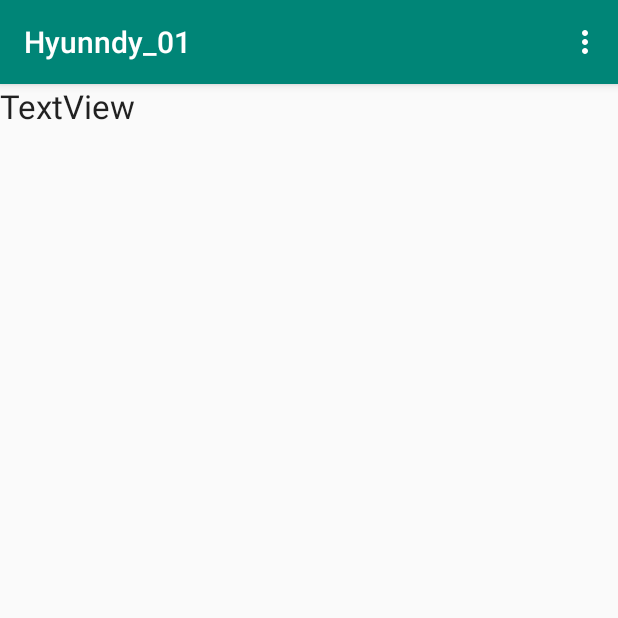
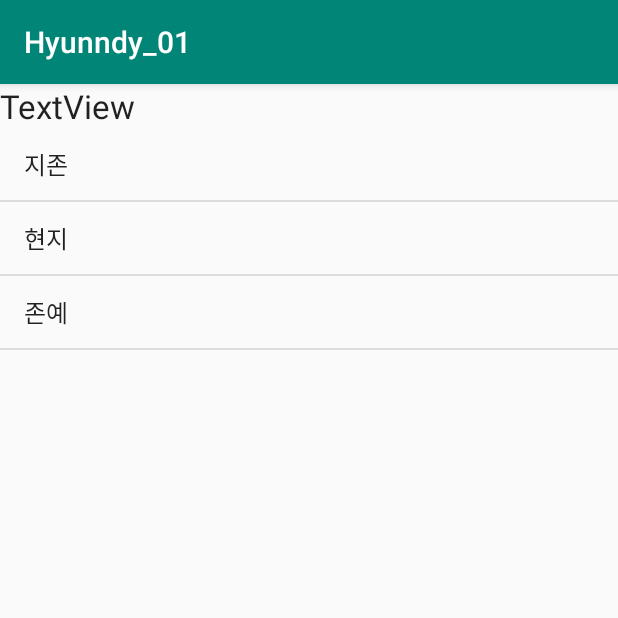
Before and after one commit to Hyunndy/Hyunndy_AndroidProject_001, an Android app: the screen it shows after launch (MainActivity), on a phone screen of 412 x 824 dp, the top half of it. Run offline under Robolectric (Android 15) with nearby library versions, the phone set to English and light mode, and no system bars.

Commit message:
for Studying ContextMenu

```diff
--- a/app/src/main/java/com/example/hyunndy_01/MainActivity.kt
+++ b/app/src/main/java/com/example/hyunndy_01/MainActivity.kt
@@ -14,56 +14,88 @@ import org.w3c.dom.Text
 
 class MainActivity : AppCompatActivity() {
 
-   // var data1 = arrayOf("지존", "현지", "존예")
-    //var data2 = arrayOf("슬림쿡", "다이어트", "도시락")
+     var data1 = arrayOf("지존", "현지", "존예")
+     //var data2 = arrayOf("슬림쿡", "다이어트", "도시락")
 
 
     override fun onCreate(savedInstanceState: Bundle?) {
         super.onCreate(savedInstanceState)
         setContentView(R.layout.activity_main)
+
+        var adapter = ArrayAdapter(this, android.R.layout.simple_list_item_1, data1)
+        listview.adapter = adapter
+
+        listview.setOnItemClickListener { parent, view, position, id ->
+            textView.text = "${position} 번째 항목을 터치했습니다."
+        }
+
+
+        // 1. 컨텍스트 메뉴를 뷰에 세팅
+        registerForContextMenu(textView)
+        registerForContextMenu(listview)
     }
 
-    override fun onCreateOptionsMenu(menu: Menu?): Boolean {
 
-        //1. xml로 메뉴 생성 메뉴 생성은 menuInflater
-       // menuInflater.inflate(R.menu.optionmenu, menu)
+    // 두번째 매개변수가 유저가 길게 누른 View.
+    // 만약에 리스트뷰의 항목마다 컨텍스트메뉴를 다르게 가고싶다면, 선택한 항목이 리스트뷰의 몇번째 항목인지는 menuInfo 매개변수로 넝머온다.
+    override fun onCreateContextMenu(
+        menu: ContextMenu?,
+        v: View?,
+        menuInfo: ContextMenu.ContextMenuInfo?
+    ) {
+        super.onCreateContextMenu(menu, v, menuInfo)
 
+        when(v?.id)
+        {
+            R.id.textView -> {
+                menu?.setHeaderTitle("텍스트뷰의 메뉴") // 컨텍스트뷰의 제목
+                menuInflater.inflate(R.menu.textview_menu, menu) // xml파일로 만들어준 menu
+            }
+            R.id.listview ->
+            {
+                menu?.setHeaderTitle("리스트뷰의 메뉴")
+                menuInflater.inflate(R.menu.listview_menu,menu)
 
-        //2. 코드로 생성하기.
-        menu?.add(Menu.NONE, Menu.FIRST + 1, Menu.NONE, "코드메뉴1");
-        menu?.add(Menu.NONE, Menu.FIRST + 2, Menu.NONE, "코드메뉴1");
+                // 사용자가 길게누른 리스트뷰의 항목
+                var info = menuInfo as AdapterView.AdapterContextMenuInfo
+                if(info.position % 2 == 0)
+                {
+                    // 짝수번째 리스트뷰 항목을 눌렀을 때 메뉴를 3개로 추가시킨다.
+                    menu?.add(Menu.NONE, Menu.FIRST + 100, Menu.NONE, "리스트뷰 메뉴3")
+                }
+            }
 
-        var sub:Menu? = menu?.addSubMenu("메뉴3")
-        sub?.add(Menu.NONE, Menu.FIRST + 3, Menu.NONE, "코드메뉴 3-1")
-        sub?.add(Menu.NONE, Menu.FIRST + 4, Menu.NONE, "코드메뉴 3-1")
-
-
-        return true
+        }
     }
 
-    override fun onOptionsItemSelected(item: MenuItem): Boolean {
+    // 사용자가 길게 누른 View객체의 주소값이 넘어오지 않는다.
+    // 따라서 메뉴 아이템의 id값을 다 다르게 만들어야 여기서도 알 수 있다.
 
-        /* 1. XML로 구현하기
-        when(item?.itemId)
-        {
-            R.id.Item2_1 ->
-                textView.text = "우루룰ㄹ";
-            R.id.Item2_2 ->
-                textView.text = "에렐레렐";
-        }
-        */
+    // 이 함수에서 사용자가 누른 리스트뷰가 몇 번째 항목인지 알려면!
+    override fun onContextItemSelected(item: MenuItem): Boolean {
 
         when(item?.itemId)
         {
-            Menu.FIRST + 1 ->
-                textView.text = "우루룰ㄹ";
-            Menu.FIRST + 2 ->
-                textView.text = "에렐렐ㄹㄹ";
-            Menu.FIRST + 3->
-                textView.text = "뷁뷁";
+            R.id.textview_Item1 ->
+                textView.text = "존예"
+            R.id.textview_Item2 ->
+                textView.text = "지존"
+            R.id.listview_item1 ->
+            {
+                textView.text = "리스트뷰_존예"
+
+                var info = item?.menuInfo as AdapterView.AdapterContextMenuInfo
+                textView.append("${info.position}째 항목")
+            }
+
+            R.id.listview_item2 ->
+            {
+                textView.text = "리스트뷰_지존"
+                var info = item?.menuInfo as AdapterView.AdapterContextMenuInfo
+                textView.append("${info.position}째 항목")
+            }
         }
 
-
-        return super.onOptionsItemSelected(item)
+        return super.onContextItemSelected(item)
     }
 }
--- a/app/src/main/res/layout/activity_main.xml
+++ b/app/src/main/res/layout/activity_main.xml
@@ -14,4 +14,9 @@
         android:text="TextView"
         android:textAppearance="@style/TextAppearance.AppCompat.Large" />
 
+    <ListView
+        android:id="@+id/listview"
+        android:layout_width="match_parent"
+        android:layout_height="match_parent" />
+
 </LinearLayout>
--- /dev/null
+++ b/app/src/main/res/menu/listview_menu.xml
@@ -0,0 +1,11 @@
+<?xml version="1.0" encoding="utf-8"?>
+<menu xmlns:app="http://schemas.android.com/apk/res-auto"
+    xmlns:android="http://schemas.android.com/apk/res/android">
+
+    <item
+        android:id="@+id/listview_item1"
+        android:title="리스트뷰_존예" />
+    <item
+        android:id="@+id/listview_item2"
+        android:title="리스트뷰_지존현지" />
+</menu>
--- a/app/src/main/res/menu/optionmenu.xml
+++ /dev/null
@@ -1,20 +0,0 @@
-<?xml version="1.0" encoding="utf-8"?>
-<menu xmlns:app="http://schemas.android.com/apk/res-auto"
-    xmlns:android="http://schemas.android.com/apk/res/android">
-    <item android:title="지존">
-        <menu>
-            <item android:title="Item1" />
-        </menu>
-    </item>
-    <item android:title="현지">
-        <menu>
-            <item
-                android:id="@+id/Item2_2"
-                android:title="Item2_2" />
-            <item
-                android:id="@+id/Item2_1"
-                android:title="Item2-1" />
-        </menu>
-    </item>
-    <item android:title="Item" />
-</menu>
--- /dev/null
+++ b/app/src/main/res/menu/textview_menu.xml
@@ -0,0 +1,11 @@
+<?xml version="1.0" encoding="utf-8"?>
+<menu xmlns:app="http://schemas.android.com/apk/res-auto"
+    xmlns:android="http://schemas.android.com/apk/res/android">
+
+    <item
+        android:id="@+id/textview_Item1"
+        android:title="존예현지" />
+    <item
+        android:id="@+id/textview_Item2"
+        android:title="지존현지" />
+</menu>
```
